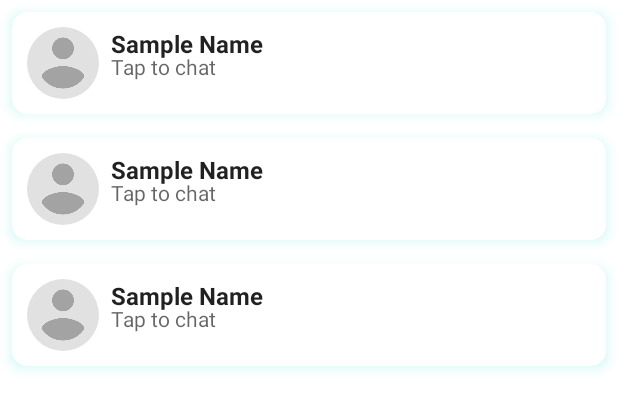
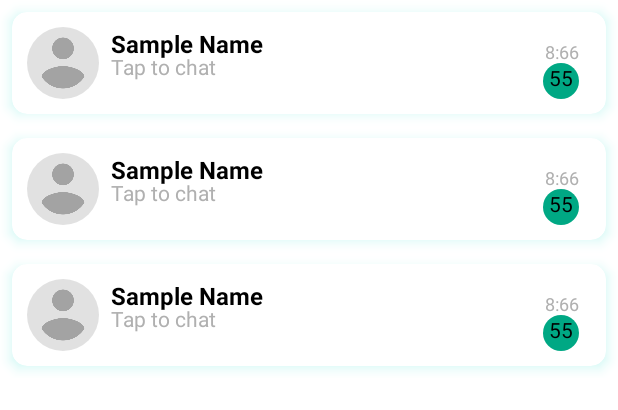
Before and after one commit to jnvshubham7/ChatsApp, an Android app: the layout fragment_main.xml on its own in the app's theme, with its tools: preview values and no code run, on a phone screen of 412 x 824 dp. Shown: the top 410 px of the screen. Run offline under Robolectric (Android 15) with nearby library versions, the phone set to English and light mode, and no system bars; plain views replace ShimmerRecyclerView; Roboto replaces fonts that are not available here.

Commit message:
refactor: Update colors and backgrounds for consistent styling

```diff
--- a/app/src/main/res/drawable/circle_background.xml
+++ b/app/src/main/res/drawable/circle_background.xml
@@ -1,5 +1,5 @@
 <shape xmlns:android="http://schemas.android.com/apk/res/android"
     android:shape="oval">
-    <solid android:color="@color/chat_background"/>
+    <solid android:color="#00a884"/>
     <size android:width="24dp" android:height="24dp"/>
 </shape>
--- a/app/src/main/res/layout/item_receive.xml
+++ b/app/src/main/res/layout/item_receive.xml
@@ -41,7 +41,7 @@
             android:paddingEnd="10dp"
             android:paddingBottom="5dp"
             android:text="TextView"
-            android:textColor="@color/receive_message_text"
+            android:textColor="@color/secondaryTextColor"
             android:textSize="16sp"
             app:layout_constraintTop_toBottomOf="@id/image"
             app:layout_constraintStart_toStartOf="parent"
--- a/app/src/main/res/layout/row_conversation.xml
+++ b/app/src/main/res/layout/row_conversation.xml
@@ -47,7 +47,7 @@
         android:layout_height="wrap_content"
         android:layout_marginStart="8dp"
         android:text="Sample Name"
-        android:textColor="?android:attr/textColorPrimary"
+        android:textColor="@color/secondaryTextColor"
         android:textSize="16sp"
         android:textStyle="bold"
         app:layout_constraintStart_toEndOf="@+id/profile"
@@ -59,7 +59,7 @@
         android:layout_height="30dp"
         android:layout_marginBottom="17dp"
         android:text="Tap to chat"
-        android:textColor="?android:attr/textColorSecondary"
+        android:textColor="@color/colorGray"
         android:textSize="14sp"
         app:layout_constraintBottom_toTopOf="@+id/view4"
         app:layout_constraintStart_toStartOf="@+id/username"
@@ -71,8 +71,8 @@
         android:layout_height="wrap_content"
         android:layout_marginTop="8dp"
         android:layout_marginEnd="8dp"
-        android:text=""
-        android:textColor="?android:attr/textColorSecondary"
+        android:text="8:66"
+        android:textColor="@color/colorGray"
         android:textSize="12sp"
         app:layout_constraintEnd_toEndOf="parent"
         app:layout_constraintTop_toTopOf="parent" />
@@ -87,14 +87,15 @@
 
         android:text="55"
 
-        android:textColor="@color/text_light"
+
+        android:textColor="@color/secondaryTextColor"
 
 
 
         android:textAlignment="center"
         android:background="@drawable/circle_background"
         app:layout_constraintCircleAngle="270"
-        android:visibility="gone"
+        android:visibility="visible"
         app:layout_constraintEnd_toEndOf="parent"
         app:layout_constraintBottom_toBottomOf="@+id/profile" />
 
--- a/app/src/main/res/values/colors.xml
+++ b/app/src/main/res/values/colors.xml
@@ -37,7 +37,7 @@
     <color name="textColorDark">#FFFFFF</color>
     <color name="colorBackgroundCard">#FFFFFF</color>
     <color name="received_message_background">#D3D3D3</color>
-    <color name="receive_message_background">#EDEDED</color>
+    <color name="receive_message_background">#ffffff</color>
     <color name="receive_message_text">#000000</color>
     <color name="send_message_background">#d8fdd2</color>
     <color name="send_message_text">#000000</color>
```
